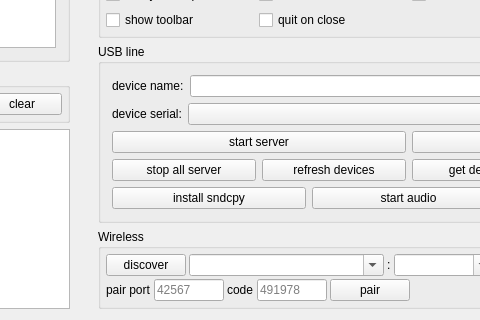
xx-ll/QtScrcpy, file QtScrcpy/ui/dialog.ui: the form before one commit; both pictures show x 563 to 1043 and y 253 to 573 of the 1293 by 573 pixel window.
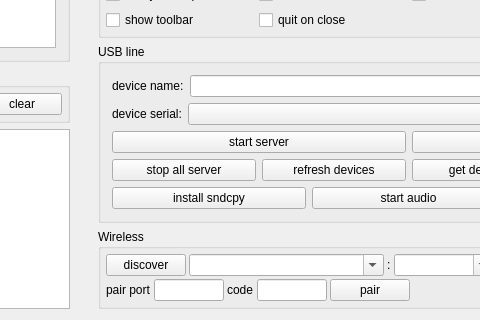
The form after the commit.

```diff
--- a/QtScrcpy/ui/dialog.ui
+++ b/QtScrcpy/ui/dialog.ui
@@ -1443,9 +1443,6 @@
              <property name="maxLength">
               <number>5</number>
              </property>
-             <property name="placeholderText">
-              <string>42567</string>
-             </property>
             </widget>
            </item>
            <item>
@@ -1472,9 +1469,6 @@
              <property name="maxLength">
               <number>6</number>
              </property>
-             <property name="placeholderText">
-              <string>491978</string>
-             </property>
             </widget>
            </item>
            <item>
```
